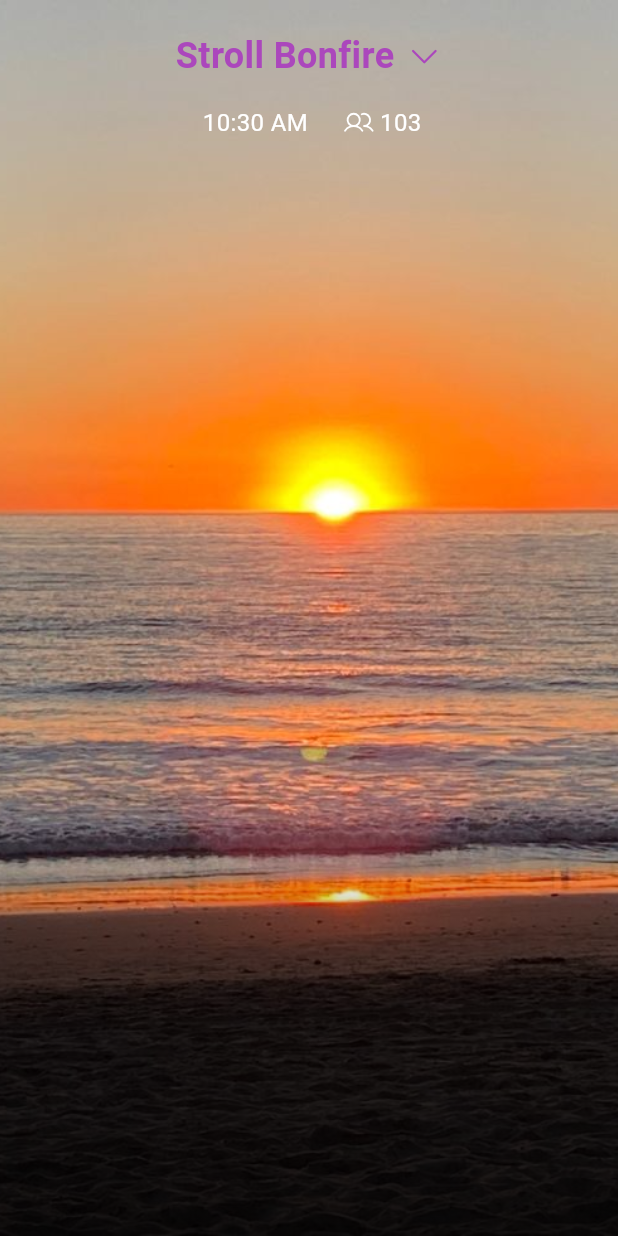
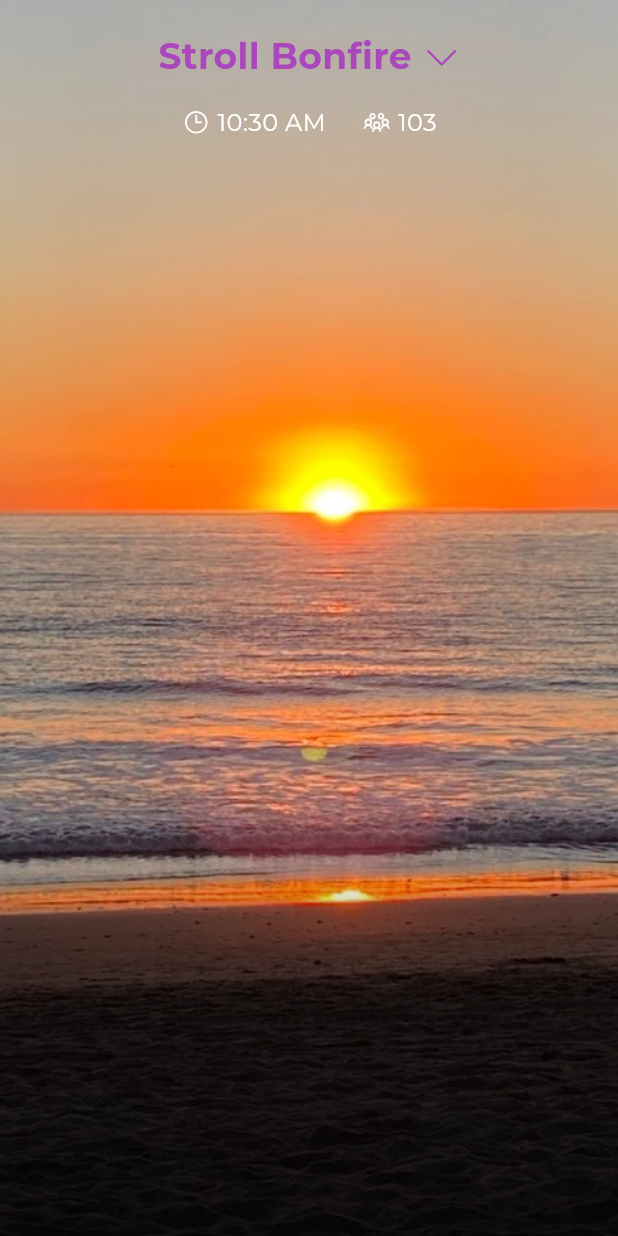
Before and after one commit to Obleanx/_stroll_UI, a Flutter app: the screen it shows after launch, on a phone screen of 412 x 824 dp. Run offline on Flutter 3.47's test engine with Material 3 defaults, Android fonts, the phone set to English and light mode, and no system bars; our stand-ins replace google_fonts, line_icons.

Commit message:
i added a package for the texts

```diff
--- a/lib/main.dart
+++ b/lib/main.dart
@@ -1,7 +1,8 @@
 import 'package:flutter/material.dart';
 import 'package:provider/provider.dart';
+import 'screens/stroll_bonfire_screen.dart';
 import 'package:stroll_ui/providers/provider.dart';
-import 'screens/stroll_bonfire_screen.dart';
+import 'package:google_fonts/google_fonts.dart';
 
 void main() {
   runApp(const MyApp());
@@ -16,8 +17,12 @@ class MyApp extends StatelessWidget {
       providers: AppProviders.providers(),
       child: MaterialApp(
         title: 'Stroll App',
+        debugShowCheckedModeBanner: false,
         theme: ThemeData(
           primarySwatch: Colors.purple,
+          textTheme: GoogleFonts.montserratTextTheme(
+            Theme.of(context).textTheme,
+          ),
         ),
         home: const StrollBonfireScreen(),
       ),
--- a/lib/screens/stroll_bonfire_screen.dart
+++ b/lib/screens/stroll_bonfire_screen.dart
@@ -1,15 +1,13 @@
 import 'package:flutter/material.dart';
 import 'package:provider/provider.dart';
+import 'package:line_icons/line_icons.dart';
 import 'package:stroll_ui/providers/provider.dart';
-import 'package:phosphor_flutter/phosphor_flutter.dart';
-// lib/screens/stroll_bonfire_screen.dart
 
 class StrollBonfireScreen extends StatelessWidget {
-  const StrollBonfireScreen({super.key});
+  const StrollBonfireScreen({Key? key}) : super(key: key);
 
   @override
   Widget build(BuildContext context) {
-    // you can Access the TimeProvider using  this context below
     final timeProvider = Provider.of<TimeProvider>(context);
 
     return Scaffold(
@@ -22,7 +20,7 @@ class StrollBonfireScreen extends StatelessWidget {
             fit: BoxFit.cover,
           ),
 
-          // Gradient Overlay for the dark effect i saw in the design
+          // Gradient Overlay
           Positioned.fill(
             child: DecoratedBox(
               decoration: BoxDecoration(
@@ -46,7 +44,7 @@ class StrollBonfireScreen extends StatelessWidget {
               children: [
                 const SizedBox(height: 20),
 
-                // Title with dropdown arrow beside the text i saw in the design
+                // Title with dropdown arrow
                 Row(
                   mainAxisAlignment: MainAxisAlignment.center,
                   children: [
@@ -59,8 +57,8 @@ class StrollBonfireScreen extends StatelessWidget {
                       ),
                     ),
                     const SizedBox(width: 8),
-                    PhosphorIcon(
-                      PhosphorIcons.caretDown as IconData,
+                    Icon(
+                      LineIcons.angleDown, // Changed icon
                       color: Colors.purple[400],
                       size: 24,
                     ),
@@ -78,8 +76,12 @@ class StrollBonfireScreen extends StatelessWidget {
                       // Time Display
                       Row(
                         children: [
+                          const Icon(
+                            LineIcons.clock, // Changed icon
+                            color: Colors.white,
+                            size: 20,
+                          ),
                           const SizedBox(width: 4),
-                          // Using the time from our provider
                           Text(
                             timeProvider.currentTime,
                             style: const TextStyle(
@@ -93,15 +95,15 @@ class StrollBonfireScreen extends StatelessWidget {
                       const SizedBox(width: 24),
 
                       // Participants Count
-                      Row(
+                      const Row(
                         children: [
-                          PhosphorIcon(
-                            PhosphorIcons.users as IconData,
+                          Icon(
+                            LineIcons.users, // Changed icon
                             color: Colors.white,
                             size: 20,
                           ),
-                          const SizedBox(width: 4),
-                          const Text(
+                          SizedBox(width: 4),
+                          Text(
                             '103',
                             style: TextStyle(
                               color: Colors.white,
```
